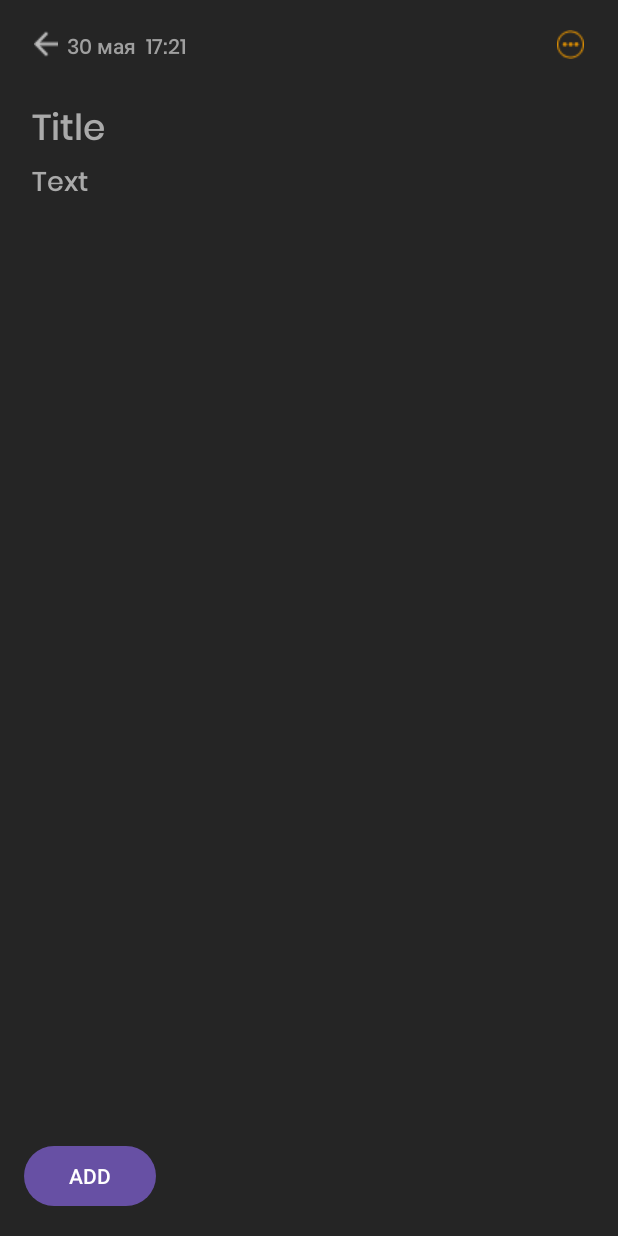
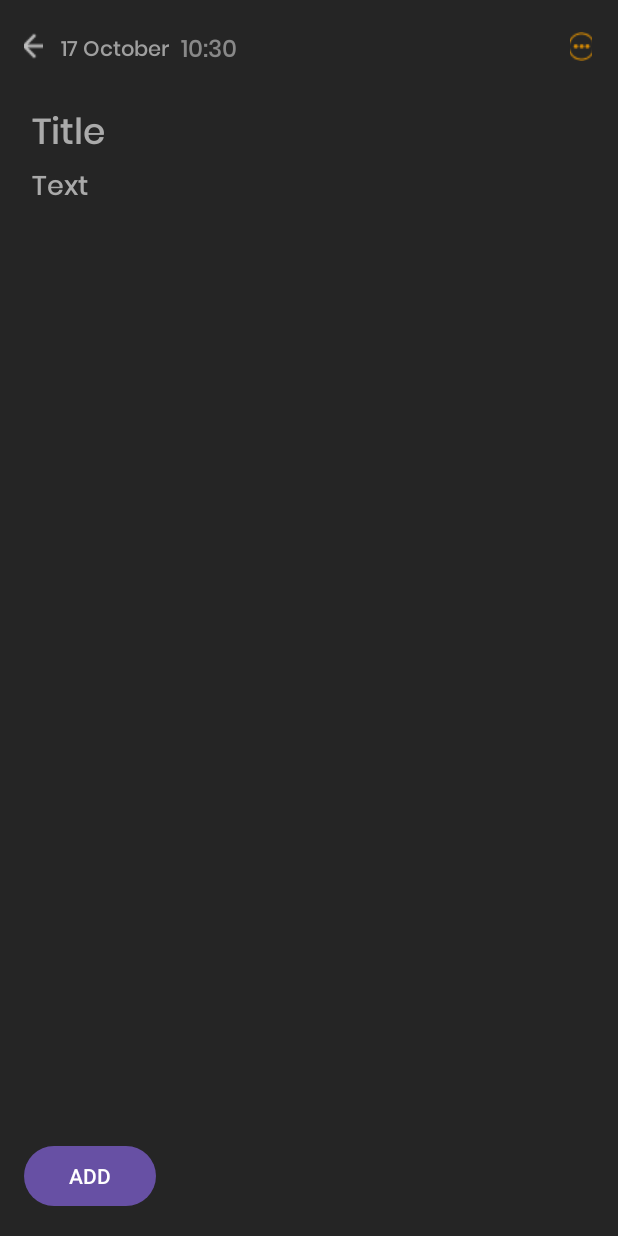
Before and after one commit to Nurdoolot0/NoteApp, an Android app: the NoteFragment screen opened directly, with no data from a screen before it, after a tap on an icon or button, on a phone screen of 412 x 824 dp. Run offline under Robolectric (Android 15) with nearby library versions, the phone set to English and light mode, and no system bars; our stand-ins replace Room's generated code; 1 other tap on this screen came first.

```diff
--- a/app/src/main/java/com/example/noteapp/ui/adapters/NoteAdapter.kt
+++ b/app/src/main/java/com/example/noteapp/ui/adapters/NoteAdapter.kt
@@ -8,14 +8,23 @@ import androidx.recyclerview.widget.ListAdapter
 import androidx.recyclerview.widget.RecyclerView
 import com.example.noteapp.data.models.NoteModel
 import com.example.noteapp.databinding.ItemNoteBinding
+import java.text.SimpleDateFormat
+import java.util.Calendar
+import java.util.Locale
 
 class NoteAdapter : ListAdapter<NoteModel, NoteAdapter.ViewHolder>(DiffCallBack()) {
     class ViewHolder(private val binding: ItemNoteBinding) : RecyclerView.ViewHolder(binding.root) {
         fun onBind(item: NoteModel) {
             binding.txtTitle.text = item.title
             binding.txtDescription.text = item.description
+            val calendar = Calendar.getInstance()
+            val dateFormat = SimpleDateFormat("dd MMMM", Locale.getDefault())
+            val timeFormat = SimpleDateFormat("HH:mm", Locale.getDefault())
+            val currentDate = dateFormat.format(calendar.time)
+            val currentTime = timeFormat.format(calendar.time)
+            binding.txtDate.text = currentDate
+            binding.txtTime.text = currentTime
         }
-
     }
 
     override fun onCreateViewHolder(parent: ViewGroup, viewType: Int): ViewHolder {
--- a/app/src/main/java/com/example/noteapp/ui/fragments/note/NoteDetailFragment.kt
+++ b/app/src/main/java/com/example/noteapp/ui/fragments/note/NoteDetailFragment.kt
@@ -10,6 +10,9 @@ import com.example.noteapp.App
 import com.example.noteapp.R
 import com.example.noteapp.data.models.NoteModel
 import com.example.noteapp.databinding.FragmentNoteDetailBinding
+import java.text.SimpleDateFormat
+import java.util.Calendar
+import java.util.Locale
 
 class NoteDetailFragment : Fragment() {
 
@@ -26,6 +29,13 @@ class NoteDetailFragment : Fragment() {
     override fun onViewCreated(view: View, savedInstanceState: Bundle?) {
         super.onViewCreated(view, savedInstanceState)
         setupListeners()
+        val calendar = Calendar.getInstance()
+        val dateFormat = SimpleDateFormat("dd MMMM", Locale.getDefault())
+        val timeFormat = SimpleDateFormat("HH:mm", Locale.getDefault())
+        val currentDate = dateFormat.format(calendar.time)
+        val currentTime = timeFormat.format(calendar.time)
+        binding.tvDate.text = currentDate
+        binding.tvTime.text = currentTime
 
     }
 
--- a/app/src/main/res/layout/fragment_note_detail.xml
+++ b/app/src/main/res/layout/fragment_note_detail.xml
@@ -29,13 +29,28 @@
             android:id="@+id/tv_Date"
             android:layout_width="wrap_content"
             android:layout_height="wrap_content"
-            android:layout_weight="1"
-            android:layout_marginEnd="228sp"
+            android:layout_marginEnd="0sp"
             android:layout_marginTop="3dp"
-            android:text="30 мая  17:21"
+            android:layout_marginStart="12sp"
+            android:text="30 мая"
             android:fontFamily="@font/poppins_medium"
             android:textColor="#9F9F9F"
             android:textSize="14sp" />
+
+        <View
+            android:layout_width="8sp"
+            android:layout_height="match_parent"/>
+
+        <TextView
+            android:id="@+id/tvTime"
+            android:layout_width="wrap_content"
+            android:layout_height="wrap_content"
+            android:layout_marginTop="3dp"
+            android:layout_marginRight="222dp"
+            android:text="17:21"
+            android:textColor="#888888"
+            android:textSize="16sp"
+            android:fontFamily="@font/poppins_medium"/>
 
         <ImageButton
             android:id="@+id/btnMore"
@@ -43,6 +58,7 @@
             android:layout_height="wrap_content"
             android:layout_weight="1"
             android:background="@null"
+            android:layout_marginEnd="5sp"
             android:contentDescription="Menu"
             android:src="@drawable/ic_more_vert"
             app:tint="#D88B02" />
```
Also changed, not shown: app/src/main/res/layout/item_note.xml (+14 -3 lines).
